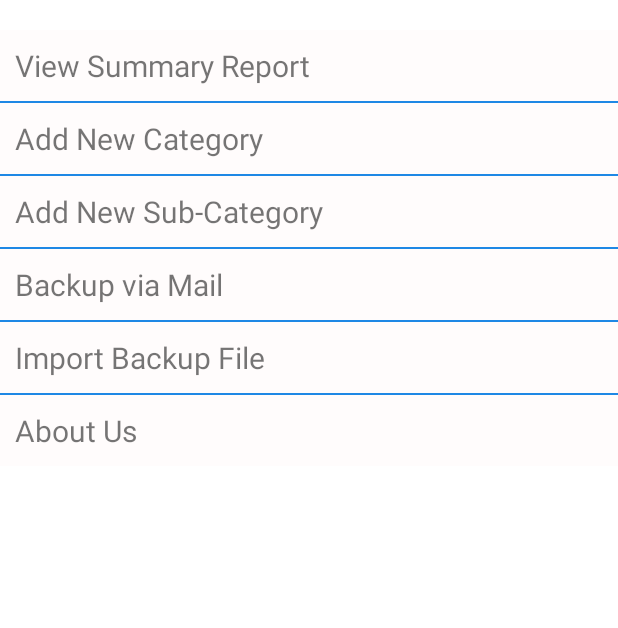
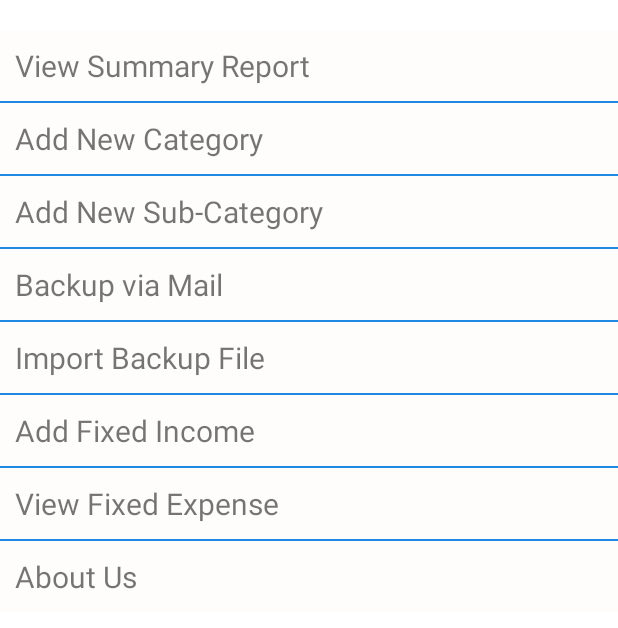
Before and after one commit to kaikeraut/SuSiShaa-DhanSaver, an Android app: the layout fragment_settings.xml on its own in the app's theme, with its tools: preview values and no code run, on a phone screen of 412 x 824 dp. Shown: the top 628 px of the screen. Run offline under Robolectric (Android 15) with nearby library versions, the phone set to English and light mode, and no system bars.

Commit message:
Skeleton for fixed Income

```diff
--- a/app/src/main/java/co/iin/susiddhi/sushishaa_dhansaver/setting/SettingsFragment.kt
+++ b/app/src/main/java/co/iin/susiddhi/sushishaa_dhansaver/setting/SettingsFragment.kt
@@ -9,6 +9,8 @@
 import android.view.ViewGroup
 import android.widget.TextView
 import androidx.appcompat.app.AppCompatActivity
+import co.iin.susiddhi.sushishaa_dhansaver.setting.ui.AddFixedExpenseFragment
+import co.iin.susiddhi.sushishaa_dhansaver.setting.ui.ViewFixedExpenseFragment
 import co.iin.susiddhi.susishaa_dhansaver.MainActivity
 import co.iin.susiddhi.susishaa_dhansaver.R
 import co.iin.susiddhi.susishaa_dhansaver.setting.ui.AddCategoryFragment
@@ -63,6 +65,8 @@
         //var textViewExport: TextView = requireView()?.findViewById(R.id.textViewExport)
         var textViewImport: TextView = requireView()?.findViewById(R.id.textViewImport)
         var textViewBackup: TextView = requireView()?.findViewById(R.id.textViewBackupMail)
+        var textViewAddFixedExpense: TextView = requireView()?.findViewById(R.id.textViewAddFixedExpense)
+        var textViewViewFixedExpense: TextView = requireView()?.findViewById(R.id.textViewViewFixedExpense)
         var textViewAboutUs: TextView = requireView()?.findViewById(R.id.textViewAboutUs)
 
 
@@ -73,6 +77,8 @@
         textViewImport.setOnClickListener { replaceFragment(ImportFragment()) }
         textViewBackup.setOnClickListener { replaceFragment(BackupFragment()) }
         textViewAboutUs.setOnClickListener { replaceFragment(AboutUsFragment()) }
+        textViewAddFixedExpense.setOnClickListener{ replaceFragment(AddFixedExpenseFragment()) }
+        textViewViewFixedExpense.setOnClickListener{ replaceFragment(ViewFixedExpenseFragment()) }
     }
 
     fun replaceFragment(fragment: Fragment)
--- a/app/src/main/res/layout/fragment_settings.xml
+++ b/app/src/main/res/layout/fragment_settings.xml
@@ -95,6 +95,38 @@
             android:background="#1E88E5" />
 
         <TextView
+            android:id="@+id/textViewAddFixedExpense"
+            android:layout_width="match_parent"
+            android:layout_height="wrap_content"
+            android:layout_marginStart="10dp"
+            android:paddingTop="10dp"
+            android:paddingBottom="10dp"
+            android:text= "Add Fixed Income"
+            android:textSize="20sp"
+            android:typeface="normal" />
+
+        <View
+            android:layout_width="match_parent"
+            android:layout_height="1dp"
+            android:background="#1E88E5" />
+
+        <TextView
+            android:id="@+id/textViewViewFixedExpense"
+            android:layout_width="match_parent"
+            android:layout_height="wrap_content"
+            android:layout_marginStart="10dp"
+            android:paddingTop="10dp"
+            android:paddingBottom="10dp"
+            android:text="View Fixed Expense"
+            android:textSize="20sp"
+            android:typeface="normal" />
+
+        <View
+            android:layout_width="match_parent"
+            android:layout_height="1dp"
+            android:background="#1E88E5" />
+
+        <TextView
             android:id="@+id/textViewAboutUs"
             android:layout_width="match_parent"
             android:layout_height="wrap_content"
```
Also changed, not shown: app/src/main/java/co/iin/susiddhi/sushishaa_dhansaver/setting/ui/AddFixedExpenseFragment.kt (added, +60 -0 lines), app/src/main/java/co/iin/susiddhi/sushishaa_dhansaver/setting/ui/UpdateFixedExpenseFragment.kt (added, +60 -0 lines), app/src/main/java/co/iin/susiddhi/sushishaa_dhansaver/setting/ui/ViewFixedExpenseFragment.kt (added, +60 -0 lines), app/src/main/res/layout/fragment_add_fixed_expense.xml (added, +13 -0 lines), app/src/main/res/layout/fragment_update_fixed_expense.xml (added, +13 -0 lines), app/src/main/res/layout/fragment_view_fixed_expense.xml (added, +13 -0 lines).
